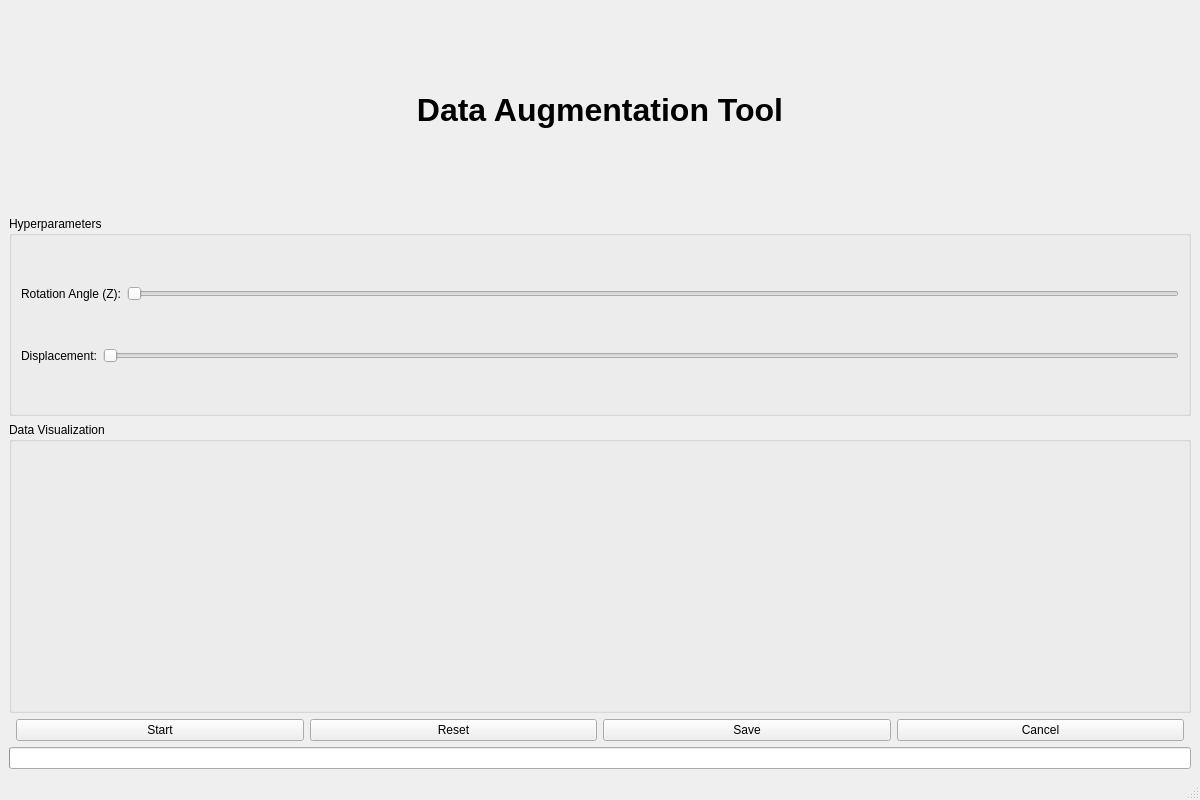
Above: labelCloud/labelCloud/resources/interfaces/augmentation_interface.ui from WindowsPointCloud/PointCloudSystem before the change. Below: the same form after it.
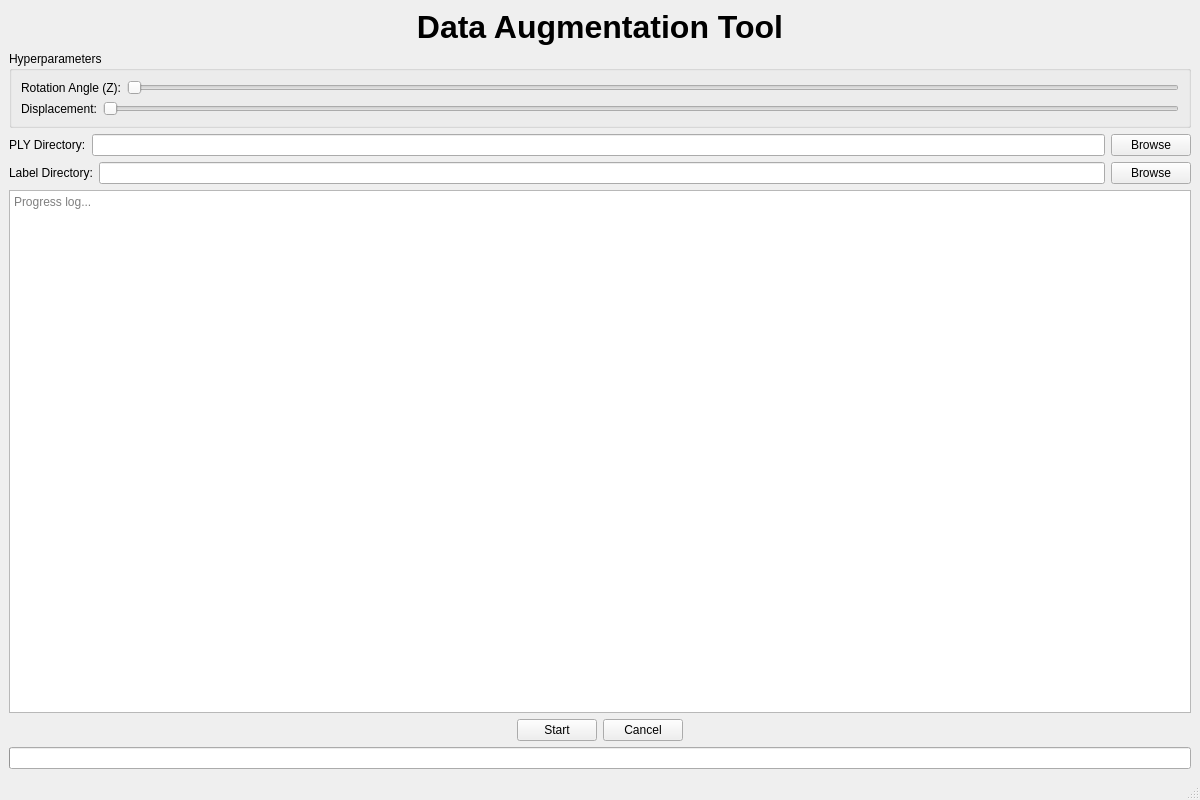
That is the form after the change.

The edit to the form file:
```diff
--- a/labelCloud/labelCloud/resources/interfaces/augmentation_interface.ui
+++ b/labelCloud/labelCloud/resources/interfaces/augmentation_interface.ui
@@ -95,39 +95,66 @@
       </layout>
      </widget>
     </item>
+    
+    <!-- Directory Selection -->
+    <item>
+     <layout class="QVBoxLayout" name="verticalLayout_dirs">
+      <item>
+       <layout class="QHBoxLayout" name="horizontalLayout_ply_dir">
+        <item>
+         <widget class="QLabel" name="label_ply_dir">
+          <property name="text">
+           <string>PLY Directory:</string>
+          </property>
+         </widget>
+        </item>
+        <item>
+         <widget class="QLineEdit" name="lineEdit_ply_dir"/>
+        </item>
+        <item>
+         <widget class="QPushButton" name="button_browse_ply">
+          <property name="text">
+           <string>Browse</string>
+          </property>
+         </widget>
+        </item>
+       </layout>
+      </item>
+      <item>
+       <layout class="QHBoxLayout" name="horizontalLayout_label_dir">
+        <item>
+         <widget class="QLabel" name="label_label_dir">
+          <property name="text">
+           <string>Label Directory:</string>
+          </property>
+         </widget>
+        </item>
+        <item>
+         <widget class="QLineEdit" name="lineEdit_label_dir"/>
+        </item>
+        <item>
+         <widget class="QPushButton" name="button_browse_label">
+          <property name="text">
+           <string>Browse</string>
+          </property>
+         </widget>
+        </item>
+       </layout>
+      </item>
+     </layout>
+    </item>
 
     <!-- Visualization Charts -->
     <item>
-     <widget class="QGroupBox" name="groupBox_charts">
-      <property name="title">
-       <string>Data Visualization</string>
+     <widget class="QTextEdit" name="textEdit_progress">
+      <property name="placeholderText">
+       <string>Progress log...</string>
       </property>
-      <layout class="QHBoxLayout" name="horizontalLayout_charts">
-       <item>
-        <widget class="QWidget" name="chart_before">
-         <property name="minimumSize">
-      <size>
-       <width>380</width>
-       <height>250</height>
-      </size>
-     </property>
-    </widget>
-   </item>
-   <item>
-    <widget class="QWidget" name="chart_after">
-     <property name="minimumSize">
-      <size>
-       <width>380</width>
-       <height>250</height>
-      </size>
-     </property>
-    </widget>
-   </item>
-  </layout>
- </widget>
-</item>
-
-    <!-- Control Buttons -->
+      <property name="readOnly">
+       <bool>true</bool>
+      </property>
+     </widget>
+    </item>
     <item>
      <layout class="QHBoxLayout" name="horizontalLayout_buttons">
       <item>
@@ -138,6 +165,12 @@
         <property name="sizeType">
          <enum>QSizePolicy::Expanding</enum>
         </property>
+        <property name="sizeHint" stdset="0">
+         <size>
+          <width>0</width>
+          <height>0</height>
+         </size>
+        </property>
        </spacer>
       </item>
       <item>
@@ -147,20 +180,6 @@
         </property>
        </widget>
       </item>
-      <item>
-       <widget class="QPushButton" name="button_reset">
-        <property name="text">
-         <string>Reset</string>
-        </property>
-       </widget>
-      </item>
-      <item>
-       <widget class="QPushButton" name="button_save">
-        <property name="text">
-         <string>Save</string>
-        </property>
-       </widget>
-      </item>
       <item>
        <widget class="QPushButton" name="button_cancel">
         <property name="text">
@@ -176,6 +195,12 @@
         <property name="sizeType">
          <enum>QSizePolicy::Expanding</enum>
         </property>
+        <property name="sizeHint" stdset="0">
+         <size>
+          <width>0</width>
+          <height>0</height>
+         </size>
+        </property>
        </spacer>
       </item>
      </layout>
```
Left out of the diff: 28 changed lines with no effect on the pictures.
